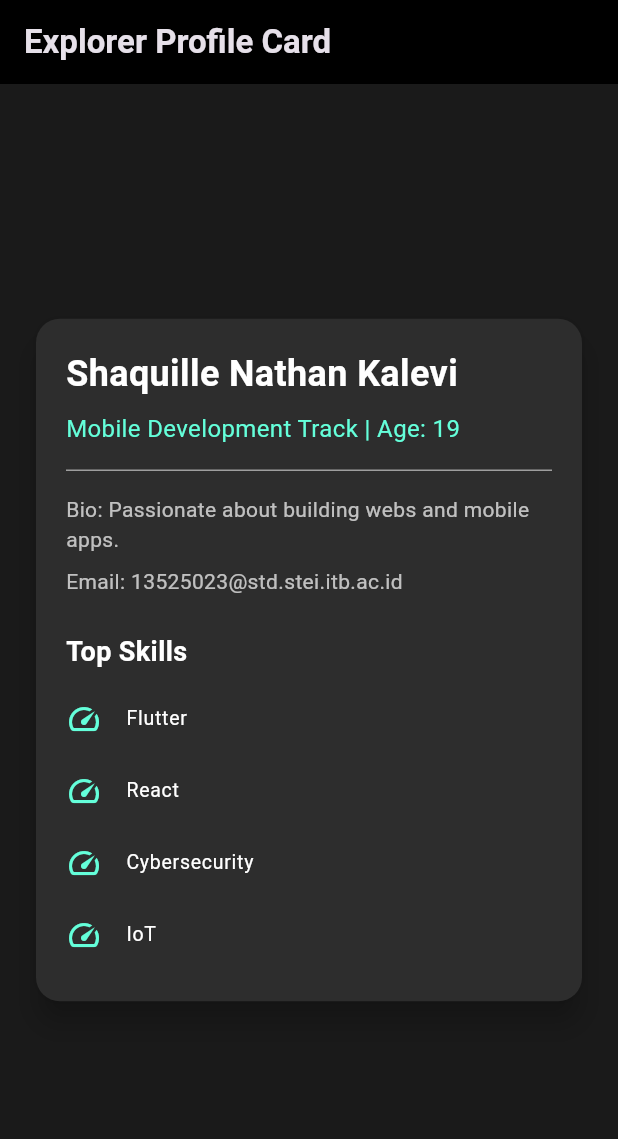
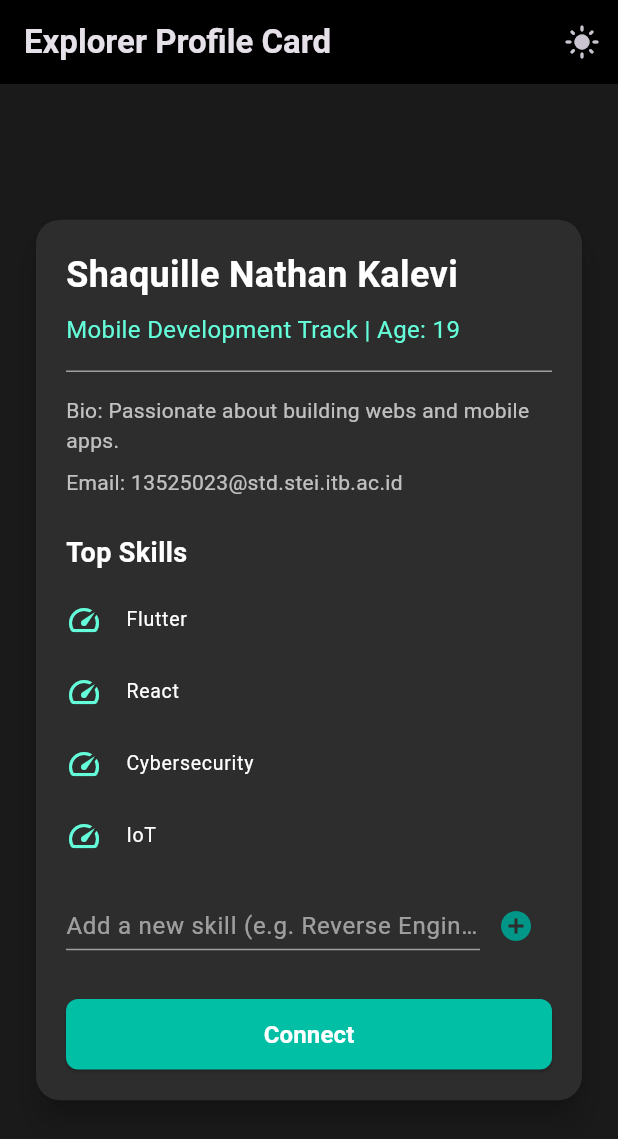
Before and after one commit to ShaquilleNathan/module02-gdgoc, a Flutter app: the screen it shows after launch, on a phone screen of 412 x 824 dp. Shown: the top 1139 px of the screen. Run offline on Flutter 3.47's test engine with Material 3 defaults, Android fonts, the phone set to English and light mode, and no system bars.

```diff
--- a/lib/main.dart
+++ b/lib/main.dart
@@ -2,12 +2,8 @@ import 'package:flutter/material.dart';
 import 'explorer.dart';
 
 Future<Explorer> fetchExplorer(String id) async {
-  if (id.isEmpty) {
-    throw Exception('Error: Explorer ID cannot be empty');
-  }
-
+  if (id.isEmpty) throw Exception('Error: Explorer ID cannot be empty');
   await Future.delayed(const Duration(seconds: 2));
-
   return Explorer(
     name: 'Shaquille Nathan Kalevi',
     age: 19,
@@ -18,25 +14,43 @@ Future<Explorer> fetchExplorer(String id) async {
   );
 }
 
-void main() {
-  runApp(const MyApp());
+void main() => runApp(const MyApp());
+
+class MyApp extends StatefulWidget {
+  const MyApp({super.key});
+
+  @override
+  State<MyApp> createState() => _MyAppState();
 }
 
-class MyApp extends StatelessWidget {
-  const MyApp({super.key});
+class _MyAppState extends State<MyApp> {
+  bool isDarkMode = true;
+
+  void toggleTheme() {
+    setState(() {
+      isDarkMode = !isDarkMode;
+    });
+  }
 
   @override
   Widget build(BuildContext context) {
     return MaterialApp(
+      debugShowCheckedModeBanner: false,
       title: 'GDGoC Profile Card',
-      theme: ThemeData.dark(),
-      home: const ProfileCardScreen(),
+      theme: isDarkMode ? ThemeData.dark() : ThemeData.light(),
+      home: ProfileCardScreen(
+        isDarkMode: isDarkMode,
+        onThemeToggle: toggleTheme,
+      ),
     );
   }
 }
 
 class ProfileCardScreen extends StatefulWidget {
-  const ProfileCardScreen({super.key});
+  final bool isDarkMode;
+  final VoidCallback onThemeToggle;
+
+  const ProfileCardScreen({super.key, required this.isDarkMode, required this.onThemeToggle});
 
   @override
   State<ProfileCardScreen> createState() => _ProfileCardScreenState();
@@ -46,11 +60,20 @@ class _ProfileCardScreenState extends State<ProfileCardScreen> {
   Explorer? explorerData;
   bool isLoading = true;
   String? errorMessage;
+  final TextEditingController _skillController = TextEditingController();
+
+  bool isConnecting = false;
 
   @override
   void initState() {
     super.initState();
     _loadData();
+  }
+
+  @override
+  void dispose() {
+    _skillController.dispose();
+    super.dispose();
   }
 
   Future<void> _loadData() async {
@@ -68,14 +91,50 @@ class _ProfileCardScreenState extends State<ProfileCardScreen> {
     }
   }
 
+  Future<void> _connect() async {
+    setState(() {
+      isConnecting = true;
+    });
+
+    await Future.delayed(const Duration(seconds: 2));
+
+    setState(() {
+      isConnecting = false;
+    });
+
+    if (mounted) {
+      ScaffoldMessenger.of(context).showSnackBar(
+        SnackBar(
+          content: const Text('Successfully connected with Explorer!'),
+          backgroundColor: widget.isDarkMode ? Colors.tealAccent[700] : Colors.teal,
+        ),
+      );
+    }
+  }
+
+  void _addSkill() {
+    if (_skillController.text.isNotEmpty) {
+      setState(() {
+        explorerData!.skills.add(_skillController.text);
+        _skillController.clear();
+      });
+    }
+  }
+
   @override
   Widget build(BuildContext context) {
     return Scaffold(
-      backgroundColor: const Color(0xFF1A1A1A),
+      backgroundColor: widget.isDarkMode ? const Color(0xFF1A1A1A) : Colors.grey[200],
       appBar: AppBar(
         title: const Text('Explorer Profile Card', style: TextStyle(fontWeight: FontWeight.bold)),
-        backgroundColor: Colors.black,
+        backgroundColor: widget.isDarkMode ? Colors.black : Colors.teal,
         elevation: 0,
+        actions: [
+          IconButton(
+            icon: Icon(widget.isDarkMode ? Icons.light_mode : Icons.dark_mode),
+            onPressed: widget.onThemeToggle,
+          )
+        ],
       ),
       body: Center(
         child: isLoading
@@ -90,7 +149,7 @@ class _ProfileCardScreenState extends State<ProfileCardScreen> {
   Widget _buildProfileCard() {
     return Card(
       elevation: 8,
-      color: const Color(0xFF2D2D2D),
+      color: widget.isDarkMode ? const Color(0xFF2D2D2D) : Colors.white,
       shape: RoundedRectangleBorder(borderRadius: BorderRadius.circular(16)),
       margin: const EdgeInsets.all(24),
       child: Padding(
@@ -101,28 +160,28 @@ class _ProfileCardScreenState extends State<ProfileCardScreen> {
           children: [
             Text(
               explorerData!.name,
-              style: const TextStyle(fontSize: 24, fontWeight: FontWeight.bold, color: Colors.white),
+              style: TextStyle(fontSize: 24, fontWeight: FontWeight.bold, color: widget.isDarkMode ? Colors.white : Colors.black),
             ),
             const SizedBox(height: 8),
             Text(
               '${explorerData!.track} Track | Age: ${explorerData!.age}',
-              style: const TextStyle(fontSize: 16, color: Colors.tealAccent),
+              style: TextStyle(fontSize: 16, color: widget.isDarkMode ? Colors.tealAccent : Colors.teal),
             ),
             const Divider(height: 32, color: Colors.grey),
             Text(
               'Bio: ${explorerData!.bio ?? 'No bio provided.'}',
-              style: const TextStyle(fontSize: 14, color: Colors.white70),
+              style: TextStyle(fontSize: 14, color: widget.isDarkMode ? Colors.white70 : Colors.black87),
             ),
             const SizedBox(height: 8),
             Text(
               'Email: ${explorerData!.email ?? 'No email provided.'}',
-              style: const TextStyle(fontSize: 14, color: Colors.white70),
+              style: TextStyle(fontSize: 14, color: widget.isDarkMode ? Colors.white70 : Colors.black87),
             ),
             const SizedBox(height: 24),
 
-            const Text(
+            Text(
               'Top Skills',
-              style: TextStyle(fontSize: 18, fontWeight: FontWeight.bold, color: Colors.white),
+              style: TextStyle(fontSize: 18, fontWeight: FontWeight.bold, color: widget.isDarkMode ? Colors.white : Colors.black),
             ),
             const SizedBox(height: 8),
             Flexible(
@@ -133,13 +192,56 @@ class _ProfileCardScreenState extends State<ProfileCardScreen> {
                   return ListTile(
                     contentPadding: EdgeInsets.zero,
                     dense: true,
-                    leading: const Icon(Icons.speed, color: Colors.tealAccent),
+                    leading: Icon(Icons.speed, color: widget.isDarkMode ? Colors.tealAccent : Colors.teal),
                     title: Text(
                       explorerData!.skills[index],
-                      style: const TextStyle(color: Colors.white),
+                      style: TextStyle(color: widget.isDarkMode ? Colors.white : Colors.black),
                     ),
                   );
                 },
+              ),
+            ),
+            const SizedBox(height: 12),
+
+            Row(
+              children: [
+                Expanded(
+                  child: TextField(
+                    controller: _skillController,
+                    style: TextStyle(color: widget.isDarkMode ? Colors.white : Colors.black),
+                    decoration: InputDecoration(
+                      hintText: 'Add a new skill (e.g. Reverse Engineering)',
+                      hintStyle: TextStyle(color: widget.isDarkMode ? Colors.white54 : Colors.black54),
+                      isDense: true,
+                      enabledBorder: const UnderlineInputBorder(borderSide: BorderSide(color: Colors.grey)),
+                      focusedBorder: const UnderlineInputBorder(borderSide: BorderSide(color: Colors.teal)),
+                    ),
+                  ),
+                ),
+                IconButton(
+                  icon: const Icon(Icons.add_circle, color: Colors.teal),
+                  onPressed: _addSkill,
+                ),
+              ],
+            ),
+            const SizedBox(height: 24),
+
+            SizedBox(
+              width: double.infinity,
+              child: ElevatedButton(
+                style: ElevatedButton.styleFrom(
+                  backgroundColor: widget.isDarkMode ? Colors.tealAccent[700] : Colors.teal,
+                  padding: const EdgeInsets.symmetric(vertical: 12),
+                  shape: RoundedRectangleBorder(borderRadius: BorderRadius.circular(8)),
+                ),
+                onPressed: isConnecting ? null : _connect,
+                child: isConnecting
+                    ? const SizedBox(
+                        height: 20,
+                        width: 20,
+                        child: CircularProgressIndicator(color: Colors.white, strokeWidth: 2),
+                      )
+                    : const Text('Connect', style: TextStyle(fontSize: 16, color: Colors.white, fontWeight: FontWeight.bold)),
               ),
             ),
           ],
```
Also changed, not shown: 1 other file.
